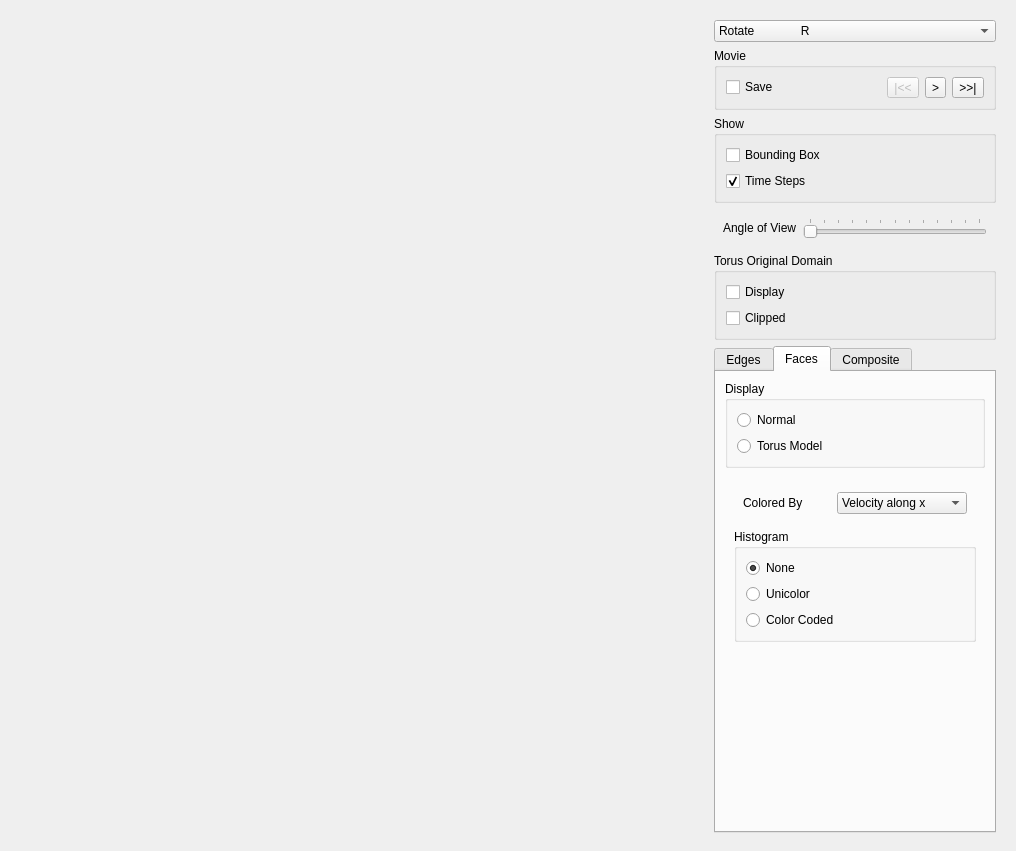
Old version of the form Window.ui in the repository danlipsa/foamvis.
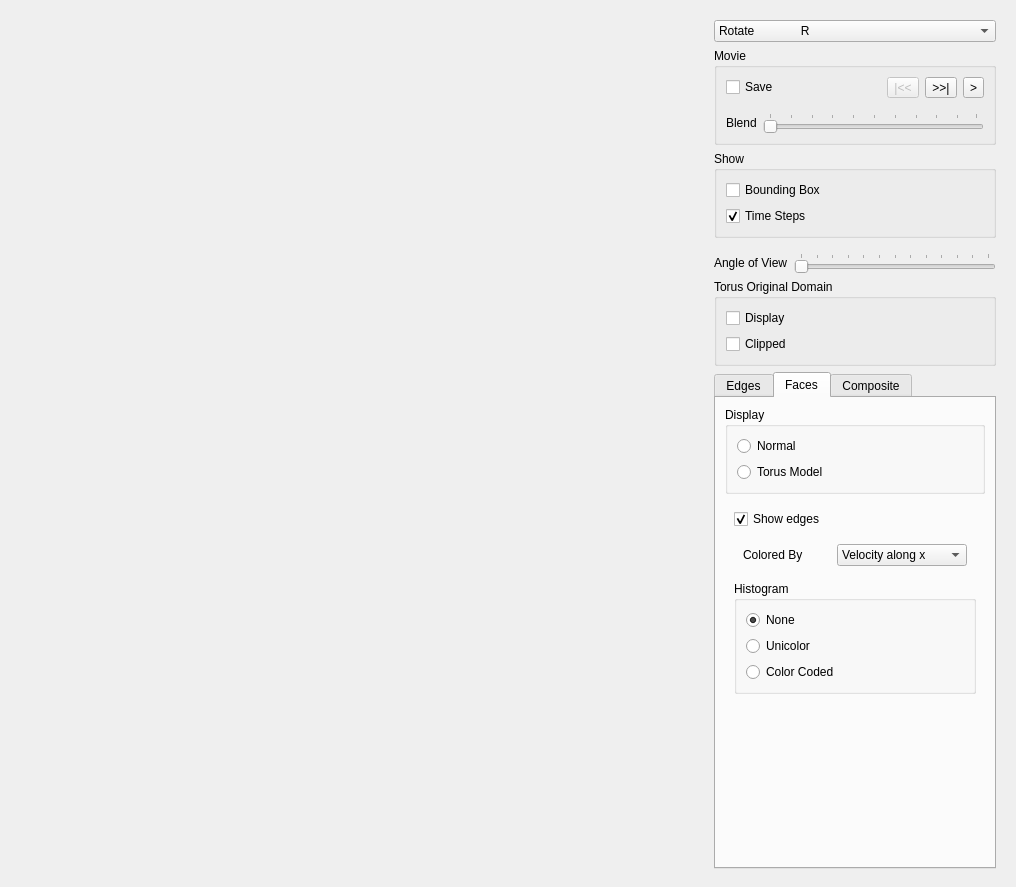
New version of the form. The open tabs and pages were chosen to show the change. Custom widgets are drawn as their Qt base class.

```diff
--- a/Window.ui
+++ b/Window.ui
@@ -174,7 +174,16 @@
            <property name="title">
             <string>Movie</string>
            </property>
-           <layout class="QHBoxLayout" name="horizontalLayout_7">
+           <layout class="QVBoxLayout" name="verticalLayout_16">
+            <item>
+             <widget class="QWidget" name="widget" native="true">
+              <layout class="QHBoxLayout" name="horizontalLayout">
+               <property name="spacing">
+                <number>6</number>
+               </property>
+               <property name="margin">
+                <number>0</number>
+               </property>
             <item>
              <widget class="QCheckBox" name="checkBoxSaveMovie">
               <property name="text">
@@ -192,6 +201,16 @@
               </property>
              </widget>
             </item>
+               <item>
+                <widget class="QToolButton" name="toolButtonEnd">
+                 <property name="enabled">
+                  <bool>true</bool>
+                 </property>
+                 <property name="text">
+                  <string>&gt;&gt;|</string>
+                 </property>
+                </widget>
+               </item>
             <item>
              <widget class="QToolButton" name="toolButtonPlay">
               <property name="text">
@@ -202,14 +221,51 @@
               </property>
              </widget>
             </item>
+              </layout>
+             </widget>
+            </item>
             <item>
-             <widget class="QToolButton" name="toolButtonEnd">
-              <property name="enabled">
-               <bool>true</bool>
-              </property>
+             <widget class="QWidget" name="widgetBlend" native="true">
+              <layout class="QHBoxLayout" name="horizontalLayout_7">
+               <property name="leftMargin">
+                <number>0</number>
+               </property>
+               <property name="topMargin">
+                <number>9</number>
+               </property>
+               <property name="rightMargin">
+                <number>0</number>
+               </property>
+               <property name="bottomMargin">
+                <number>0</number>
+               </property>
+               <item>
+                <widget class="QLabel" name="label_4">
               <property name="text">
-               <string>&gt;&gt;|</string>
-              </property>
+                  <string>Blend</string>
+                 </property>
+                </widget>
+               </item>
+               <item>
+                <widget class="QSlider" name="horizontalSliderBlend">
+                 <property name="maximum">
+                  <number>99</number>
+                 </property>
+                 <property name="pageStep">
+                  <number>10</number>
+                 </property>
+                 <property name="orientation">
+                  <enum>Qt::Horizontal</enum>
+                 </property>
+                 <property name="tickPosition">
+                  <enum>QSlider::TicksAbove</enum>
+                 </property>
+                 <property name="tickInterval">
+                  <number>10</number>
+                 </property>
+                </widget>
+               </item>
+              </layout>
              </widget>
             </item>
            </layout>
@@ -244,6 +300,18 @@
          <item>
           <widget class="QWidget" name="widgetAngleOfView" native="true">
            <layout class="QHBoxLayout" name="horizontalLayout_4">
+            <property name="leftMargin">
+             <number>0</number>
+            </property>
+            <property name="topMargin">
+             <number>9</number>
+            </property>
+            <property name="rightMargin">
+             <number>0</number>
+            </property>
+            <property name="bottomMargin">
+             <number>0</number>
+            </property>
             <item>
              <widget class="QLabel" name="label">
               <property name="text">
@@ -510,6 +578,16 @@
                </widget>
                <widget class="QWidget" name="pageFacesNormal">
                 <layout class="QVBoxLayout" name="verticalLayout_4">
+                 <item>
+                  <widget class="QCheckBox" name="checkBoxShowEdges">
+                   <property name="text">
+                    <string>Show edges</string>
+                   </property>
+                   <property name="checked">
+                    <bool>true</bool>
+                   </property>
+                  </widget>
+                 </item>
                  <item>
                   <widget class="QWidget" name="widgetCenterPathColor_2" native="true">
                    <layout class="QHBoxLayout" name="horizontalLayout_6">
```
Left out of the diff: 110 changed lines with no effect on the pictures. Lines whose indentation alone changed are shown as unchanged.
